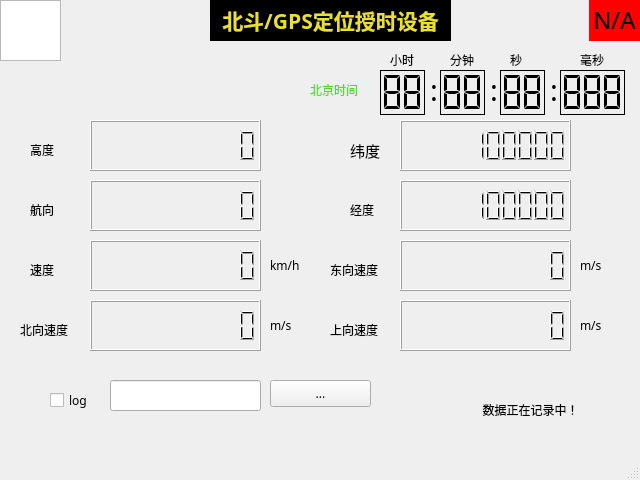
Qt form mainwindow.ui (sensarliar/gps_test) before a commit.
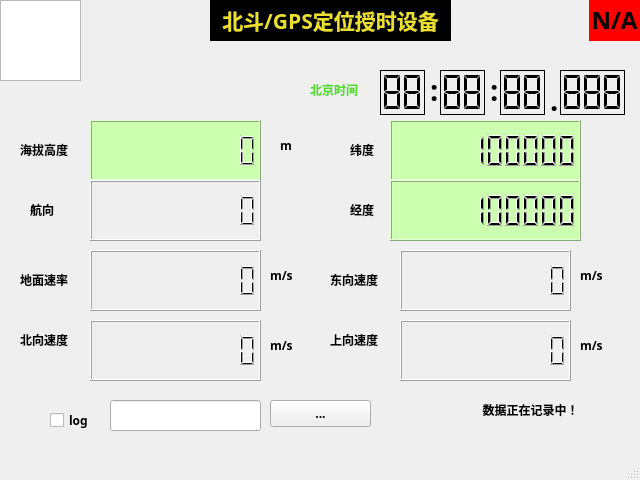
The same form after that commit. Icons and pictures are not drawn.

Commit message: 1,modify the user interface display. 2, reserve the speed precision to 0.1. 3,transfer the groud speed unit from km/h to m/s

```diff
--- a/mainwindow.ui
+++ b/mainwindow.ui
@@ -13,6 +13,8 @@
   <property name="font">
    <font>
     <family>文泉驿微米黑</family>
+    <weight>75</weight>
+    <bold>true</bold>
    </font>
   </property>
   <property name="windowTitle">
@@ -91,8 +93,8 @@
    <widget class="QLabel" name="m_label_N">
     <property name="geometry">
      <rect>
-      <x>580</x>
-      <y>120</y>
+      <x>590</x>
+      <y>130</y>
       <width>31</width>
       <height>41</height>
      </rect>
@@ -147,7 +149,7 @@
     <property name="geometry">
      <rect>
       <x>50</x>
-      <y>390</y>
+      <y>410</y>
       <width>61</width>
       <height>21</height>
      </rect>
@@ -163,7 +165,7 @@
     <property name="geometry">
      <rect>
       <x>110</x>
-      <y>380</y>
+      <y>400</y>
       <width>151</width>
       <height>31</height>
      </rect>
@@ -173,7 +175,7 @@
     <property name="geometry">
      <rect>
       <x>270</x>
-      <y>380</y>
+      <y>400</y>
       <width>101</width>
       <height>27</height>
      </rect>
@@ -211,12 +213,29 @@
    <widget class="QLCDNumber" name="m_location_N">
     <property name="geometry">
      <rect>
-      <x>400</x>
+      <x>390</x>
       <y>120</y>
-      <width>171</width>
-      <height>51</height>
+      <width>191</width>
+      <height>61</height>
      </rect>
     </property>
+    <property name="font">
+     <font>
+      <family>Ubuntu</family>
+      <pointsize>11</pointsize>
+      <weight>9</weight>
+      <italic>true</italic>
+      <bold>false</bold>
+     </font>
+    </property>
+    <property name="autoFillBackground">
+     <bool>false</bool>
+    </property>
+    <property name="styleSheet">
+     <string notr="true">background-color: rgb(170, 255, 127);
+background-color: rgb(205, 255, 177);
+font: 75 italic 11pt &quot;Ubuntu&quot;;</string>
+    </property>
     <property name="smallDecimalPoint">
      <bool>false</bool>
     </property>
@@ -230,10 +249,10 @@
    <widget class="QLCDNumber" name="m_location_E">
     <property name="geometry">
      <rect>
-      <x>400</x>
+      <x>390</x>
       <y>180</y>
-      <width>171</width>
-      <height>51</height>
+      <width>191</width>
+      <height>61</height>
      </rect>
     </property>
     <property name="palette">
@@ -242,9 +261,27 @@
        <colorrole role="Button">
         <brush brushstyle="SolidPattern">
          <color alpha="255">
-          <red>70</red>
-          <green>54</green>
-          <blue>242</blue>
+          <red>205</red>
+          <green>255</green>
+          <blue>177</blue>
+         </color>
+        </brush>
+       </colorrole>
+       <colorrole role="Base">
+        <brush brushstyle="SolidPattern">
+         <color alpha="255">
+          <red>205</red>
+          <green>255</green>
+          <blue>177</blue>
+         </color>
+        </brush>
+       </colorrole>
+       <colorrole role="Window">
+        <brush brushstyle="SolidPattern">
+         <color alpha="255">
+          <red>205</red>
+          <green>255</green>
+          <blue>177</blue>
          </color>
         </brush>
        </colorrole>
@@ -253,9 +290,27 @@
        <colorrole role="Button">
         <brush brushstyle="SolidPattern">
          <color alpha="255">
-          <red>70</red>
-          <green>54</green>
-          <blue>242</blue>
+          <red>205</red>
+          <green>255</green>
+          <blue>177</blue>
+         </color>
+        </brush>
+       </colorrole>
+       <colorrole role="Base">
+        <brush brushstyle="SolidPattern">
+         <color alpha="255">
+          <red>205</red>
+          <green>255</green>
+          <blue>177</blue>
+         </color>
+        </brush>
+       </colorrole>
+       <colorrole role="Window">
+        <brush brushstyle="SolidPattern">
+         <color alpha="255">
+          <red>205</red>
+          <green>255</green>
+          <blue>177</blue>
          </color>
         </brush>
        </colorrole>
@@ -264,15 +319,42 @@
        <colorrole role="Button">
         <brush brushstyle="SolidPattern">
          <color alpha="255">
-          <red>70</red>
-          <green>54</green>
-          <blue>242</blue>
+          <red>205</red>
+          <green>255</green>
+          <blue>177</blue>
+         </color>
+        </brush>
+       </colorrole>
+       <colorrole role="Base">
+        <brush brushstyle="SolidPattern">
+         <color alpha="255">
+          <red>205</red>
+          <green>255</green>
+          <blue>177</blue>
+         </color>
+        </brush>
+       </colorrole>
+       <colorrole role="Window">
+        <brush brushstyle="SolidPattern">
+         <color alpha="255">
+          <red>205</red>
+          <green>255</green>
+          <blue>177</blue>
          </color>
         </brush>
        </colorrole>
       </disabled>
      </palette>
     </property>
+    <property name="font">
+     <font>
+      <pointsize>14</pointsize>
+     </font>
+    </property>
+    <property name="styleSheet">
+     <string notr="true">background-color: rgb(170, 255, 127);
+background-color: rgb(205, 255, 177);</string>
+    </property>
     <property name="numDigits">
      <number>10</number>
     </property>
@@ -283,8 +365,8 @@
    <widget class="QLabel" name="m_label_E">
     <property name="geometry">
      <rect>
-      <x>580</x>
-      <y>180</y>
+      <x>590</x>
+      <y>190</y>
       <width>31</width>
       <height>41</height>
      </rect>
@@ -293,23 +375,6 @@
      <string/>
     </property>
    </widget>
-   <widget class="QLabel" name="label_3">
-    <property name="geometry">
-     <rect>
-      <x>350</x>
-      <y>130</y>
-      <width>91</width>
-      <height>41</height>
-     </rect>
-    </property>
-    <property name="text">
-     <string>&lt;!DOCTYPE HTML PUBLIC &quot;-//W3C//DTD HTML 4.0//EN&quot; &quot;http://www.w3.org/TR/REC-html40/strict.dtd&quot;&gt;
-&lt;html&gt;&lt;head&gt;&lt;meta name=&quot;qrichtext&quot; content=&quot;1&quot; /&gt;&lt;style type=&quot;text/css&quot;&gt;
-p, li { white-space: pre-wrap; }
-&lt;/style&gt;&lt;/head&gt;&lt;body style=&quot; font-family:'Ubuntu'; font-size:11pt; font-weight:400; font-style:normal;&quot;&gt;
-&lt;p style=&quot; margin-top:0px; margin-bottom:0px; margin-left:0px; margin-right:0px; -qt-block-indent:0; text-indent:0px;&quot;&gt;纬度&lt;/p&gt;&lt;/body&gt;&lt;/html&gt;</string>
-    </property>
-   </widget>
    <widget class="QLabel" name="label_4">
     <property name="geometry">
      <rect>
@@ -349,9 +414,9 @@
     <property name="geometry">
      <rect>
       <x>90</x>
-      <y>240</y>
+      <y>250</y>
       <width>171</width>
-      <height>51</height>
+      <height>61</height>
      </rect>
     </property>
     <property name="numDigits">
@@ -364,9 +429,19 @@
       <x>90</x>
       <y>120</y>
       <width>171</width>
-      <height>51</height>
+      <height>61</height>
      </rect>
     </property>
+    <property name="font">
+     <font>
+      <weight>75</weight>
+      <bold>true</bold>
+     </font>
+    </property>
+    <property name="styleSheet">
+     <string notr="true">background-color: rgb(170, 255, 127);
+background-color: rgb(205, 255, 177);</string>
+    </property>
     <property name="numDigits">
      <number>10</number>
     </property>
@@ -377,9 +452,18 @@
       <x>90</x>
       <y>180</y>
       <width>171</width>
-      <height>51</height>
+      <height>61</height>
      </rect>
     </property>
+    <property name="font">
+     <font>
+      <family>Ubuntu</family>
+      <pointsize>14</pointsize>
+      <weight>3</weight>
+      <italic>false</italic>
+      <bold>false</bold>
+     </font>
+    </property>
     <property name="styleSheet">
      <string notr="true"/>
     </property>
@@ -390,20 +474,20 @@
    <widget class="QLabel" name="label_6">
     <property name="geometry">
      <rect>
-      <x>30</x>
-      <y>250</y>
+      <x>20</x>
+      <y>260</y>
       <width>61</width>
       <height>41</height>
      </rect>
     </property>
     <property name="text">
-     <string>&lt;html&gt;&lt;head/&gt;&lt;body&gt;&lt;p&gt;速度&lt;/p&gt;&lt;/body&gt;&lt;/html&gt;</string>
+     <string>&lt;html&gt;&lt;head/&gt;&lt;body&gt;&lt;p&gt;地面速率&lt;/p&gt;&lt;/body&gt;&lt;/html&gt;</string>
     </property>
    </widget>
    <widget class="QLabel" name="label_7">
     <property name="geometry">
      <rect>
-      <x>30</x>
+      <x>20</x>
       <y>130</y>
       <width>61</width>
       <height>41</height>
@@ -413,7 +497,7 @@
      <string notr="true"/>
     </property>
     <property name="text">
-     <string>&lt;html&gt;&lt;head/&gt;&lt;body&gt;&lt;p&gt;高度&lt;/p&gt;&lt;/body&gt;&lt;/html&gt;</string>
+     <string>&lt;html&gt;&lt;head/&gt;&lt;body&gt;&lt;p&gt;海拔高度&lt;/p&gt;&lt;/body&gt;&lt;/html&gt;</string>
     </property>
    </widget>
    <widget class="QLabel" name="label_8">
@@ -454,8 +538,8 @@
      <rect>
       <x>0</x>
       <y>0</y>
-      <width>61</width>
-      <height>61</height>
+      <width>81</width>
+      <height>81</height>
      </rect>
     </property>
     <property name="styleSheet">
@@ -500,58 +584,6 @@
      <number>88</number>
     </property>
    </widget>
-   <widget class="QLabel" name="label_11">
-    <property name="geometry">
-     <rect>
-      <x>390</x>
-      <y>50</y>
-      <width>31</width>
-      <height>21</height>
-     </rect>
-    </property>
-    <property name="text">
-     <string>&lt;html&gt;&lt;head/&gt;&lt;body&gt;&lt;p&gt;小时&lt;/p&gt;&lt;/body&gt;&lt;/html&gt;</string>
-    </property>
-   </widget>
-   <widget class="QLabel" name="label_12">
-    <property name="geometry">
-     <rect>
-      <x>450</x>
-      <y>50</y>
-      <width>31</width>
-      <height>21</height>
-     </rect>
-    </property>
-    <property name="text">
-     <string>&lt;html&gt;&lt;head/&gt;&lt;body&gt;&lt;p&gt;分钟&lt;/p&gt;&lt;/body&gt;&lt;/html&gt;</string>
-    </property>
-   </widget>
-   <widget class="QLabel" name="label_13">
-    <property name="geometry">
-     <rect>
-      <x>510</x>
-      <y>50</y>
-      <width>31</width>
-      <height>21</height>
-     </rect>
-    </property>
-    <property name="text">
-     <string>&lt;html&gt;&lt;head/&gt;&lt;body&gt;&lt;p&gt;秒&lt;/p&gt;&lt;/body&gt;&lt;/html&gt;</string>
-    </property>
-   </widget>
-   <widget class="QLabel" name="label_14">
-    <property name="geometry">
-     <rect>
-      <x>580</x>
-      <y>50</y>
-      <width>31</width>
-      <height>21</height>
-     </rect>
-    </property>
-    <property name="text">
-     <string>&lt;html&gt;&lt;head/&gt;&lt;body&gt;&lt;p&gt;毫秒&lt;/p&gt;&lt;/body&gt;&lt;/html&gt;</string>
-    </property>
-   </widget>
    <widget class="QLCDNumber" name="m_time_m">
     <property name="geometry">
      <rect>
@@ -693,35 +725,35 @@
     <property name="geometry">
      <rect>
       <x>550</x>
-      <y>70</y>
+      <y>80</y>
       <width>16</width>
       <height>31</height>
      </rect>
     </property>
     <property name="text">
-     <string>&lt;html&gt;&lt;head/&gt;&lt;body&gt;&lt;p&gt;&lt;span style=&quot; font-size:22pt;&quot;&gt;:&lt;/span&gt;&lt;/p&gt;&lt;/body&gt;&lt;/html&gt;</string>
+     <string>&lt;html&gt;&lt;head/&gt;&lt;body&gt;&lt;p&gt;&lt;span style=&quot; font-size:22pt;&quot;&gt;.&lt;/span&gt;&lt;/p&gt;&lt;/body&gt;&lt;/html&gt;</string>
     </property>
    </widget>
    <widget class="QLabel" name="m_label_km_h">
     <property name="geometry">
      <rect>
       <x>270</x>
-      <y>250</y>
+      <y>260</y>
       <width>41</width>
       <height>31</height>
      </rect>
     </property>
     <property name="text">
-     <string>km/h</string>
+     <string>m/s</string>
     </property>
    </widget>
    <widget class="QLCDNumber" name="m_speed_E">
     <property name="geometry">
      <rect>
       <x>400</x>
-      <y>240</y>
+      <y>250</y>
       <width>171</width>
-      <height>51</height>
+      <height>61</height>
      </rect>
     </property>
     <property name="numDigits">
@@ -732,7 +764,7 @@
     <property name="geometry">
      <rect>
       <x>580</x>
-      <y>250</y>
+      <y>260</y>
       <width>41</width>
       <height>31</height>
      </rect>
@@ -745,7 +777,7 @@
     <property name="geometry">
      <rect>
       <x>330</x>
-      <y>250</y>
+      <y>260</y>
       <width>61</width>
       <height>41</height>
      </rect>
@@ -758,11 +790,22 @@
     <property name="geometry">
      <rect>
       <x>400</x>
-      <y>300</y>
+      <y>320</y>
       <width>171</width>
-      <height>51</height>
+      <height>61</height>
      </rect>
     </property>
+    <property name="font">
+     <font>
+      <pointsize>11</pointsize>
+     </font>
+    </property>
+    <property name="frameShape">
+     <enum>QFrame::Box</enum>
+    </property>
+    <property name="smallDecimalPoint">
+     <bool>false</bool>
+    </property>
     <property name="numDigits">
      <number>10</number>
     </property>
@@ -771,7 +814,7 @@
     <property name="geometry">
      <rect>
       <x>580</x>
-      <y>310</y>
+      <y>330</y>
       <width>41</width>
       <height>31</height>
      </rect>
@@ -784,7 +827,7 @@
     <property name="geometry">
      <rect>
       <x>330</x>
-      <y>310</y>
+      <y>320</y>
       <width>61</width>
       <height>41</height>
      </rect>
@@ -797,9 +840,9 @@
     <property name="geometry">
      <rect>
       <x>90</x>
-      <y>300</y>
+      <y>320</y>
       <width>171</width>
-      <height>51</height>
+      <height>61</height>
      </rect>
     </property>
     <property name="numDigits">
@@ -810,7 +853,7 @@
     <property name="geometry">
      <rect>
       <x>270</x>
-      <y>310</y>
+      <y>330</y>
       <width>41</width>
       <height>31</height>
      </rect>
@@ -823,7 +866,7 @@
     <property name="geometry">
      <rect>
       <x>20</x>
-      <y>310</y>
+      <y>320</y>
       <width>61</width>
       <height>41</height>
      </rect>
@@ -832,6 +875,32 @@
      <string>&lt;html&gt;&lt;head/&gt;&lt;body&gt;&lt;p&gt;北向速度&lt;/p&gt;&lt;/body&gt;&lt;/html&gt;</string>
     </property>
    </widget>
+   <widget class="QLabel" name="label_19">
+    <property name="geometry">
+     <rect>
+      <x>350</x>
+      <y>130</y>
+      <width>91</width>
+      <height>41</height>
+     </rect>
+    </property>
+    <property name="text">
+     <string>&lt;html&gt;&lt;head/&gt;&lt;body&gt;&lt;p&gt;纬度&lt;/p&gt;&lt;/body&gt;&lt;/html&gt;</string>
+    </property>
+   </widget>
+   <widget class="QLabel" name="m_label_km_h_5">
+    <property name="geometry">
+     <rect>
+      <x>280</x>
+      <y>130</y>
+      <width>41</width>
+      <height>31</height>
+     </rect>
+    </property>
+    <property name="text">
+     <string>m</string>
+    </property>
+   </widget>
    <zorder>m_receiveEdit</zorder>
    <zorder>m_sendEdit</zorder>
    <zorder>label_2</zorder>
```
Left out of the diff: 15 changed lines with no effect on the pictures. The commit also changes 4 other files.
